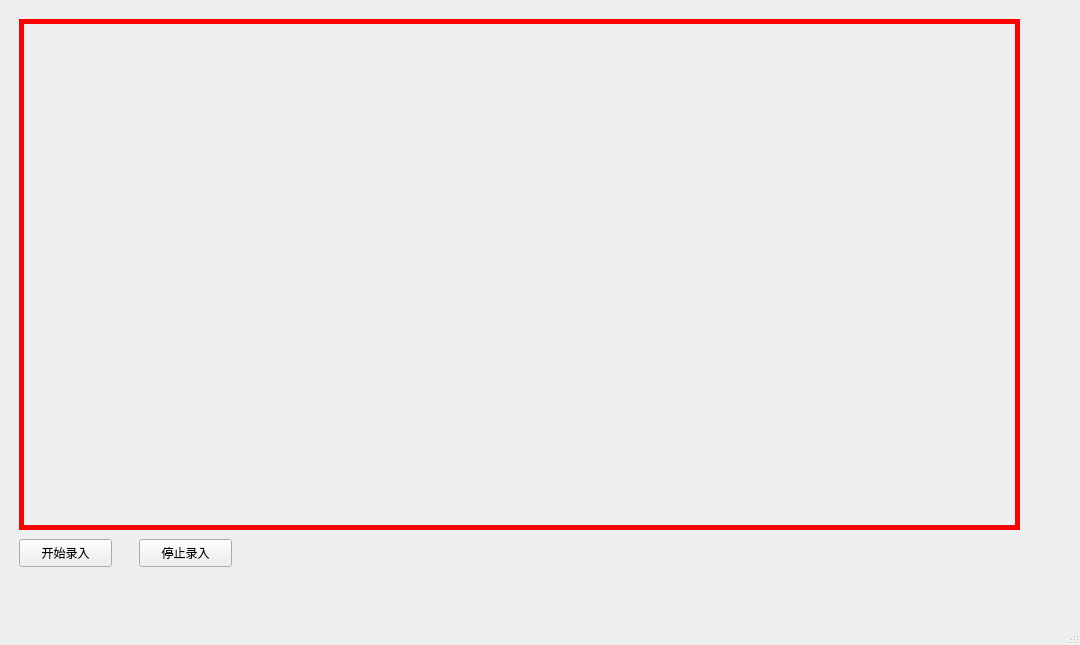
Qt form ui_creator/form.ui (epocode/attendance_system) before a commit.
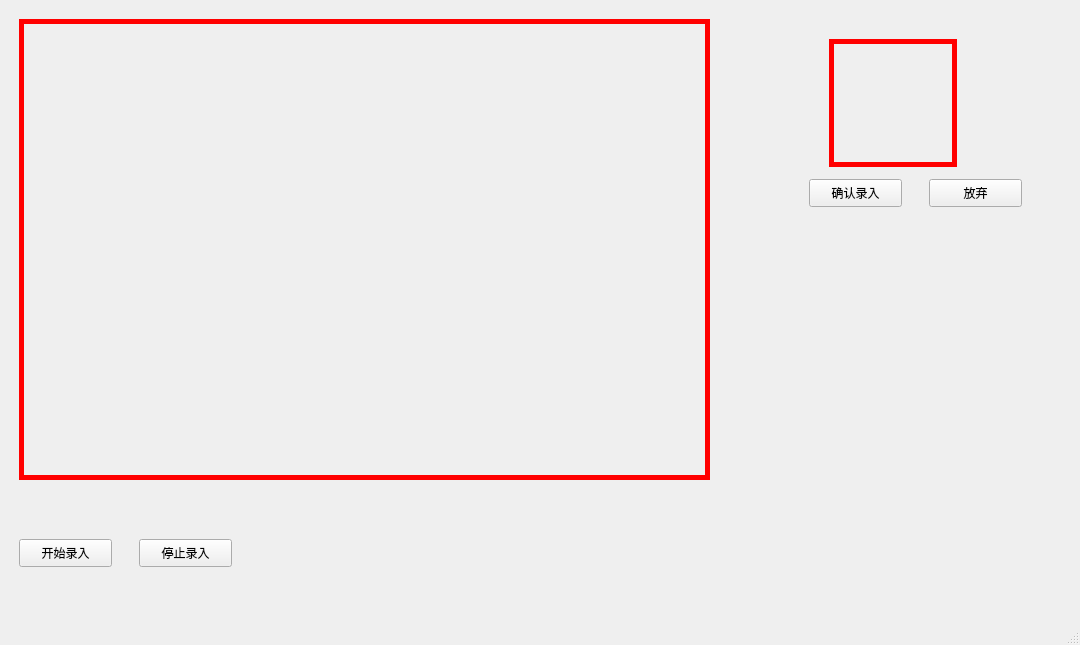
The same form after that commit.

Commit message: 完成了基础的人脸录入，接下来要完成的是，人脸合格的检测和人脸信息的存放

```diff
--- a/ui_creator/form.ui
+++ b/ui_creator/form.ui
@@ -17,6 +17,9 @@
    <layout class="QVBoxLayout" name="verticalLayout">
     <item>
      <widget class="QStackedWidget" name="stackedWidget">
+      <property name="styleSheet">
+       <string notr="true"/>
+      </property>
       <property name="currentIndex">
        <number>3</number>
       </property>
@@ -84,8 +87,8 @@
          <rect>
           <x>10</x>
           <y>10</y>
-          <width>1001</width>
-          <height>511</height>
+          <width>691</width>
+          <height>461</height>
          </rect>
         </property>
         <property name="styleSheet">
@@ -124,6 +127,48 @@
          <string>停止录入</string>
         </property>
        </widget>
+       <widget class="QLabel" name="label_face">
+        <property name="geometry">
+         <rect>
+          <x>820</x>
+          <y>30</y>
+          <width>128</width>
+          <height>128</height>
+         </rect>
+        </property>
+        <property name="styleSheet">
+         <string notr="true">border: 5px solid red;</string>
+        </property>
+        <property name="text">
+         <string/>
+        </property>
+       </widget>
+       <widget class="QPushButton" name="btn_confirm">
+        <property name="geometry">
+         <rect>
+          <x>800</x>
+          <y>170</y>
+          <width>93</width>
+          <height>28</height>
+         </rect>
+        </property>
+        <property name="text">
+         <string>确认录入</string>
+        </property>
+       </widget>
+       <widget class="QPushButton" name="btn_pass">
+        <property name="geometry">
+         <rect>
+          <x>920</x>
+          <y>170</y>
+          <width>93</width>
+          <height>28</height>
+         </rect>
+        </property>
+        <property name="text">
+         <string>放弃</string>
+        </property>
+       </widget>
       </widget>
      </widget>
     </item>
```
The commit also changes 53 other files.
